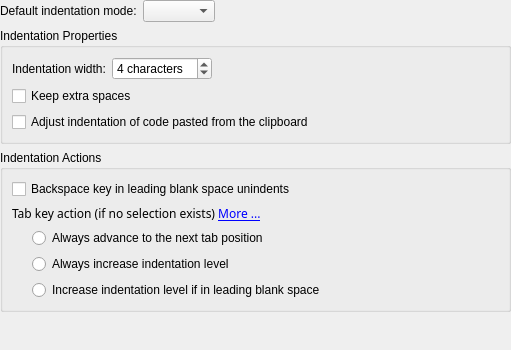
This is part/dialogs/indentationconfigwidget.ui in KDE/kate as Qt 5 draws it before an edit. The edited form follows.
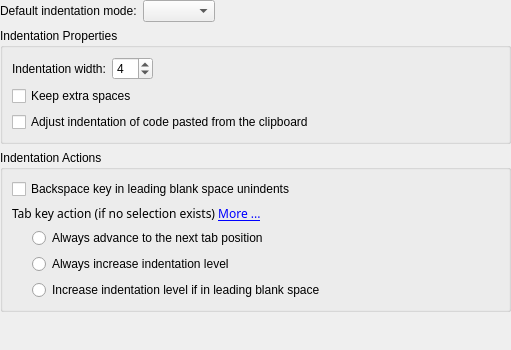
This is the edited form. Custom widgets are drawn as their Qt base class.

Commit message: Use KIntSpinBox instead of QSpinBox for better integration with KDE. As a bonus this allows to use plural-aware suffix in spinboxes since KDE 4.3.

```diff
--- a/part/dialogs/indentationconfigwidget.ui
+++ b/part/dialogs/indentationconfigwidget.ui
@@ -127,9 +127,6 @@
           <property name="whatsThis" >
            <string>The indentation width is the number of spaces which is used to indent a line. If the option &lt;b>Insert spaces instead of tabulators&lt;/b> in the section &lt;b>Editing&lt;/b> is disabled, a &lt;b>Tab&lt;/b> character is inserted if the indentation is divisible by the tab width.</string>
           </property>
-          <property name="suffix" >
-           <string> characters</string>
-          </property>
           <property name="minimum" >
            <number>1</number>
           </property>
```
The commit also changes 10 other files.
